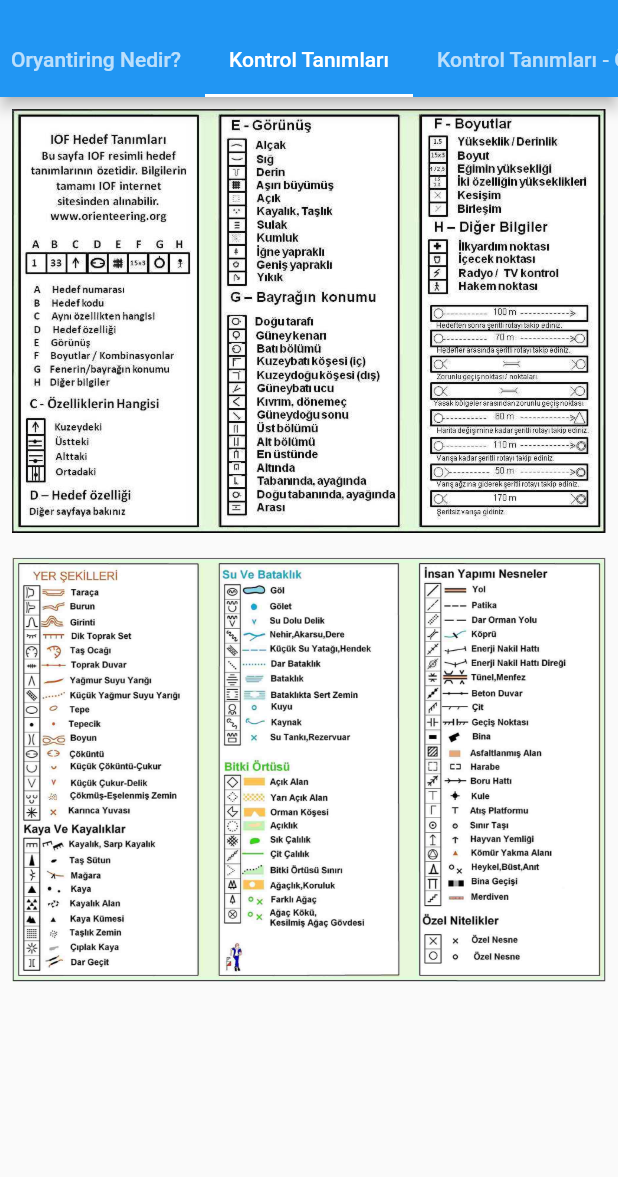
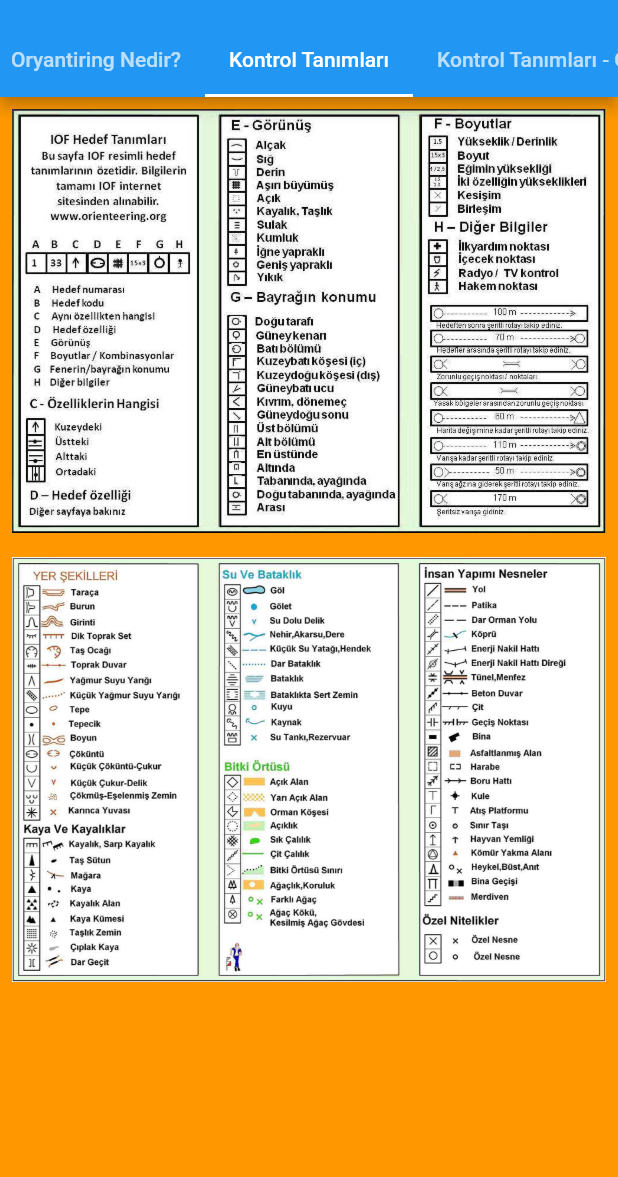
Before and after one commit to YTU-orienteering/YTU_orienteering-app, a Flutter app: the OrienteeringPage screen opened directly, tab 2 chosen, on a phone screen of 412 x 824 dp, the part 59-1236 px from its top. Run offline on Flutter 3.47's test engine with Material 2 defaults, Android fonts, the phone set to English and light mode, and no system bars; our stand-ins replace cached_network_image, firebase_core, firebase_database, webview_flutter; accounts and stored records are empty.

Commit message:
control_definitions_example is updated

```diff
--- a/lib/pages/content_pages/control_definitions.dart
+++ b/lib/pages/content_pages/control_definitions.dart
@@ -1,26 +1,25 @@
 import 'package:flutter/material.dart';
 
 class ControlDefinitions extends StatelessWidget {
+  ControlDefinitions({super.key});
+  final List<String> imagePaths = [
+    'assets/orienteering/control_definitions.jpg',
+    'assets/orienteering/symbols.jpg'
+  ];
+
   @override
   Widget build(BuildContext context) {
-    return Column(
-      mainAxisAlignment: MainAxisAlignment.start,
-      children: [
-        Padding(
+    return ListView.builder(
+      itemCount: imagePaths.length,
+      itemBuilder: (context, index) {
+        return Padding(
           padding: const EdgeInsets.all(8.0),
           child: Image.asset(
-            'assets/orienteering/control_definitions.jpg',
+            imagePaths[index],
             fit: BoxFit.cover,
           ),
-        ),
-        Padding(
-          padding: const EdgeInsets.all(8.0),
-          child: Image.asset(
-            'assets/orienteering/symbols.jpg',
-            fit: BoxFit.cover,
-          ),
-        ),
-      ],
+        );
+      },
     );
   }
 }
--- a/lib/pages/orienteering.dart
+++ b/lib/pages/orienteering.dart
@@ -47,16 +47,17 @@ class _OrienteeringPageState extends State<OrienteeringPage> {
         drawer: const MyDrawer(),
         body: TabBarView(
           children: [
-            SingleChildScrollView(child: WhatIsOrienteering()),
-            SingleChildScrollView(child: ControlDefinitions()),
-            SingleChildScrollView(child: ControlDefinitionsExample()),
-            SingleChildScrollView(child: CompassUse()),
-            SingleChildScrollView(child: Articles()),
+            WhatIsOrienteering(),
+            ControlDefinitions(),
+            ControlDefinitionsExample(),
+            CompassUse(),
+            Articles(),
             Links(),
-            SingleChildScrollView(child: Trainings()),
-            SingleChildScrollView(child: FAQ())
+            Trainings(),
+            FAQ()
           ],
         ),
+        backgroundColor: Colors.orange,
       ),
     );
   }
```
Also changed, not shown: lib/pages/content_pages/control_definitions_example.dart (+21 -2 lines), assets/orienteering/ex1.PNG (added), assets/orienteering/ex2.PNG (added), assets/orienteering/ex3.PNG (added), assets/orienteering/ex4.PNG (added), assets/orienteering/ex5.PNG (added), assets/orienteering/ex6.PNG (added).
